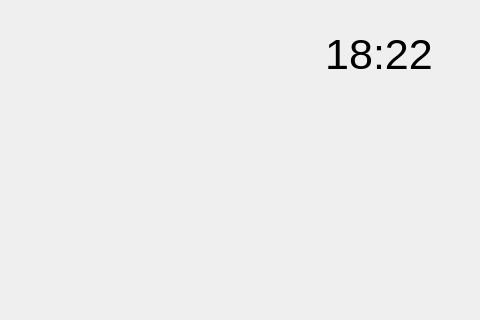
jaqub/openweather, file openweathermain.ui: the form before one commit; both pictures show x 320 to 800 and y 0 to 320 of the 800 by 480 pixel window.
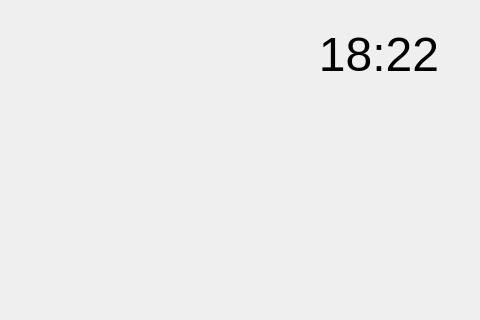
The form after the commit.

Patch:
```diff
--- a/openweathermain.ui
+++ b/openweathermain.ui
@@ -154,7 +154,7 @@
        </property>
        <property name="font">
         <font>
-         <pointsize>32</pointsize>
+         <pointsize>36</pointsize>
          <weight>50</weight>
          <italic>false</italic>
          <bold>false</bold>
```
